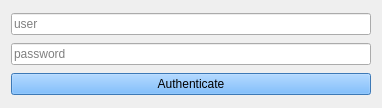
Before: the Qt Designer form ola/client/auth/auth_form.ui in myapps-directory/myapps-client, drawn with Qt 5.
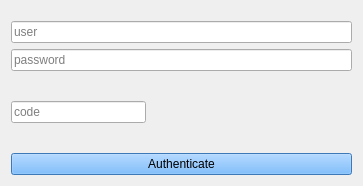
After: the same form once the commit is applied.

```diff
--- a/ola/client/auth/auth_form.ui
+++ b/ola/client/auth/auth_form.ui
@@ -12,20 +12,20 @@
    <rect>
     <x>0</x>
     <y>0</y>
-    <width>382</width>
-    <height>108</height>
+    <width>363</width>
+    <height>186</height>
    </rect>
   </property>
   <property name="sizePolicy">
-   <sizepolicy hsizetype="Fixed" vsizetype="Fixed">
+   <sizepolicy hsizetype="Fixed" vsizetype="Preferred">
     <horstretch>0</horstretch>
     <verstretch>0</verstretch>
    </sizepolicy>
   </property>
   <property name="maximumSize">
    <size>
-    <width>382</width>
-    <height>131</height>
+    <width>1024</width>
+    <height>1024</height>
    </size>
   </property>
   <property name="windowTitle">
@@ -38,11 +38,27 @@
    <bool>true</bool>
   </property>
   <layout class="QVBoxLayout" name="verticalLayout_2">
+   <item>
+    <spacer name="verticalSpacer">
+     <property name="orientation">
+      <enum>Qt::Vertical</enum>
+     </property>
+     <property name="sizeHint" stdset="0">
+      <size>
+       <width>20</width>
+       <height>40</height>
+      </size>
+     </property>
+    </spacer>
+   </item>
    <item>
     <widget class="QLineEdit" name="userEdit">
      <property name="placeholderText">
       <string>user</string>
      </property>
+     <property name="clearButtonEnabled">
+      <bool>true</bool>
+     </property>
     </widget>
    </item>
    <item>
@@ -56,8 +72,56 @@
      <property name="placeholderText">
       <string>password</string>
      </property>
+     <property name="clearButtonEnabled">
+      <bool>true</bool>
+     </property>
     </widget>
    </item>
+   <item>
+    <layout class="QHBoxLayout" name="horizontalLayout">
+     <item>
+      <widget class="QLineEdit" name="codeEdit">
+       <property name="placeholderText">
+        <string>code</string>
+       </property>
+       <property name="clearButtonEnabled">
+        <bool>true</bool>
+       </property>
+      </widget>
+     </item>
+     <item>
+      <widget class="QLabel" name="label">
+       <property name="sizePolicy">
+        <sizepolicy hsizetype="Fixed" vsizetype="Preferred">
+         <horstretch>0</horstretch>
+         <verstretch>0</verstretch>
+        </sizepolicy>
+       </property>
+       <property name="minimumSize">
+        <size>
+         <width>200</width>
+         <height>70</height>
+        </size>
+       </property>
+       <property name="maximumSize">
+        <size>
+         <width>200</width>
+         <height>70</height>
+        </size>
+       </property>
+       <property name="text">
+        <string/>
+       </property>
+       <property name="scaledContents">
+        <bool>true</bool>
+       </property>
+       <property name="alignment">
+        <set>Qt::AlignCenter</set>
+       </property>
+      </widget>
+     </item>
+    </layout>
+   </item>
    <item>
     <widget class="QPushButton" name="authButton">
      <property name="palette">
```
